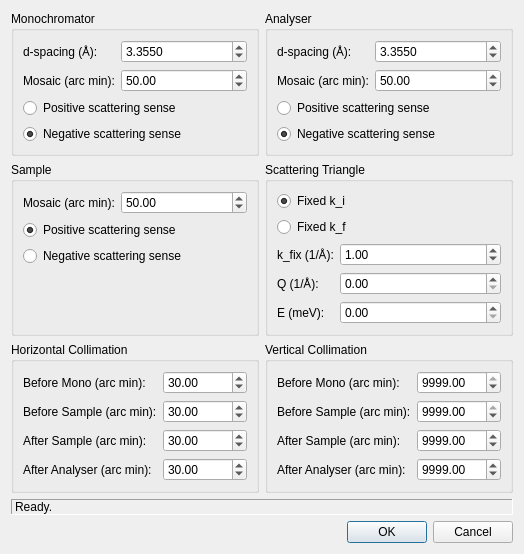
This is ui/reso.ui in tweber-ill/frm_mirror-miezetools as Qt 5 draws it before an edit. The edited form follows.
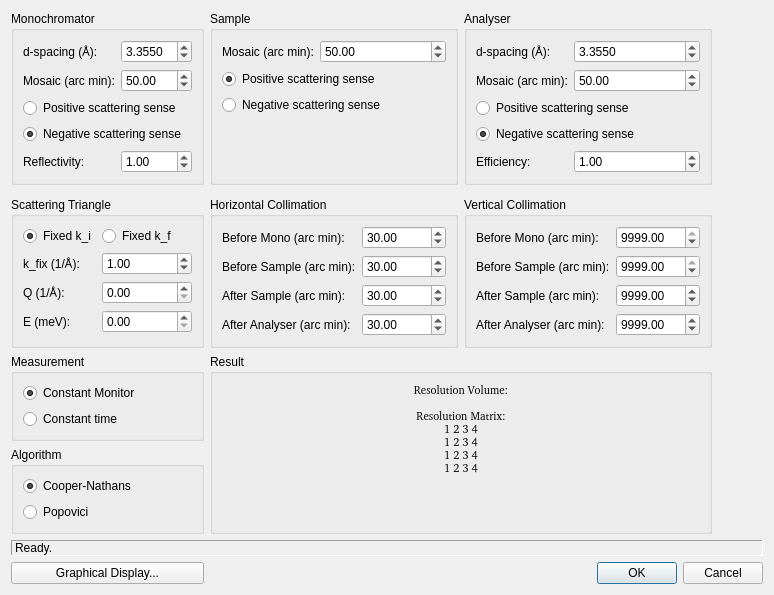
This is the edited form.

Commit message: further work on resolution

What changed in the file:
```diff
--- a/ui/reso.ui
+++ b/ui/reso.ui
@@ -6,37 +6,109 @@
    <rect>
     <x>0</x>
     <y>0</y>
-    <width>480</width>
-    <height>503</height>
+    <width>774</width>
+    <height>550</height>
    </rect>
   </property>
   <property name="windowTitle">
    <string>Resolution</string>
   </property>
   <layout class="QGridLayout" name="gridLayout">
-   <item row="1" column="1">
+   <item row="2" column="2">
+    <widget class="QGroupBox" name="groupBox_6">
+     <property name="sizePolicy">
+      <sizepolicy hsizetype="Preferred" vsizetype="Preferred">
+       <horstretch>0</horstretch>
+       <verstretch>0</verstretch>
+      </sizepolicy>
+     </property>
+     <property name="title">
+      <string>Vertical Collimation</string>
+     </property>
+     <layout class="QFormLayout" name="formLayout_6">
+      <item row="0" column="0">
+       <widget class="QLabel" name="label_20">
+        <property name="text">
+         <string>Before Mono (arc min):</string>
+        </property>
+       </widget>
+      </item>
+      <item row="0" column="1">
+       <widget class="QDoubleSpinBox" name="spinVCollMono">
+        <property name="maximum">
+         <double>9999.000000000000000</double>
+        </property>
+        <property name="value">
+         <double>9999.000000000000000</double>
+        </property>
+       </widget>
+      </item>
+      <item row="1" column="0">
+       <widget class="QLabel" name="label_17">
+        <property name="text">
+         <string>Before Sample (arc min):</string>
+        </property>
+       </widget>
+      </item>
+      <item row="1" column="1">
+       <widget class="QDoubleSpinBox" name="spinVCollBSample">
+        <property name="maximum">
+         <double>9999.000000000000000</double>
+        </property>
+        <property name="value">
+         <double>9999.000000000000000</double>
+        </property>
+       </widget>
+      </item>
+      <item row="2" column="0">
+       <widget class="QLabel" name="label_18">
+        <property name="text">
+         <string>After Sample (arc min):</string>
+        </property>
+       </widget>
+      </item>
+      <item row="2" column="1">
+       <widget class="QDoubleSpinBox" name="spinVCollASample">
+        <property name="maximum">
+         <double>99990000.000000000000000</double>
+        </property>
+        <property name="value">
+         <double>9999.000000000000000</double>
+        </property>
+       </widget>
+      </item>
+      <item row="3" column="0">
+       <widget class="QLabel" name="label_19">
+        <property name="text">
+         <string>After Analyser (arc min):</string>
+        </property>
+       </widget>
+      </item>
+      <item row="3" column="1">
+       <widget class="QDoubleSpinBox" name="spinVCollAna">
+        <property name="maximum">
+         <double>99990000.000000000000000</double>
+        </property>
+        <property name="value">
+         <double>9999.000000000000000</double>
+        </property>
+       </widget>
+      </item>
+     </layout>
+    </widget>
+   </item>
+   <item row="2" column="0">
     <widget class="QGroupBox" name="groupBox_4">
+     <property name="sizePolicy">
+      <sizepolicy hsizetype="Preferred" vsizetype="Preferred">
+       <horstretch>0</horstretch>
+       <verstretch>0</verstretch>
+      </sizepolicy>
+     </property>
      <property name="title">
       <string>Scattering Triangle</string>
      </property>
      <layout class="QFormLayout" name="formLayout_4">
-      <item row="0" column="0" colspan="2">
-       <widget class="QRadioButton" name="radioFixedki">
-        <property name="text">
-         <string>Fixed k_i</string>
-        </property>
-        <property name="checked">
-         <bool>true</bool>
-        </property>
-       </widget>
-      </item>
-      <item row="1" column="0" colspan="2">
-       <widget class="QRadioButton" name="radioFixedkf">
-        <property name="text">
-         <string>Fixed k_f</string>
-        </property>
-       </widget>
-      </item>
       <item row="2" column="0">
        <widget class="QLabel" name="labelkfix">
         <property name="text">
@@ -71,74 +143,54 @@
       <item row="4" column="1">
        <widget class="QDoubleSpinBox" name="spinE"/>
       </item>
-     </layout>
-    </widget>
-   </item>
-   <item row="4" column="0" colspan="2">
-    <spacer name="verticalSpacer">
-     <property name="orientation">
-      <enum>Qt::Vertical</enum>
-     </property>
-     <property name="sizeHint" stdset="0">
-      <size>
-       <width>20</width>
-       <height>40</height>
-      </size>
-     </property>
-    </spacer>
-   </item>
-   <item row="1" column="0">
-    <widget class="QGroupBox" name="groupBox_3">
-     <property name="title">
-      <string>Sample</string>
-     </property>
-     <layout class="QFormLayout" name="formLayout_3">
-      <property name="fieldGrowthPolicy">
-       <enum>QFormLayout::AllNonFixedFieldsGrow</enum>
-      </property>
       <item row="0" column="0">
-       <widget class="QLabel" name="label_6">
+       <widget class="QRadioButton" name="radioFixedki">
         <property name="text">
-         <string>Mosaic (arc min):</string>
-        </property>
-       </widget>
-      </item>
-      <item row="0" column="1">
-       <widget class="QDoubleSpinBox" name="spinSampleMosaic">
-        <property name="maximum">
-         <double>999.000000000000000</double>
-        </property>
-        <property name="value">
-         <double>50.000000000000000</double>
-        </property>
-       </widget>
-      </item>
-      <item row="1" column="0" colspan="2">
-       <widget class="QRadioButton" name="radioSampleScatterPlus">
-        <property name="text">
-         <string>Positive scattering sense</string>
+         <string>Fixed k_i</string>
         </property>
         <property name="checked">
          <bool>true</bool>
         </property>
        </widget>
       </item>
-      <item row="2" column="0" colspan="2">
-       <widget class="QRadioButton" name="radioSampleScatterMinus">
+      <item row="0" column="1">
+       <widget class="QRadioButton" name="radioFixedkf">
         <property name="text">
-         <string>Negative scattering sense</string>
+         <string>Fixed k_f</string>
         </property>
        </widget>
       </item>
      </layout>
     </widget>
    </item>
-   <item row="0" column="1">
+   <item row="8" column="0" colspan="4">
+    <widget class="QLabel" name="labelStatus">
+     <property name="frameShape">
+      <enum>QFrame::Panel</enum>
+     </property>
+     <property name="frameShadow">
+      <enum>QFrame::Sunken</enum>
+     </property>
+     <property name="text">
+      <string>Ready.</string>
+     </property>
+    </widget>
+   </item>
+   <item row="0" column="2">
     <widget class="QGroupBox" name="groupBox_2">
+     <property name="sizePolicy">
+      <sizepolicy hsizetype="Preferred" vsizetype="Preferred">
+       <horstretch>0</horstretch>
+       <verstretch>0</verstretch>
+      </sizepolicy>
+     </property>
      <property name="title">
       <string>Analyser</string>
      </property>
      <layout class="QFormLayout" name="formLayout_2">
+      <property name="fieldGrowthPolicy">
+       <enum>QFormLayout::AllNonFixedFieldsGrow</enum>
+      </property>
       <item row="0" column="0">
        <widget class="QLabel" name="label_3">
         <property name="text">
@@ -176,7 +228,7 @@
         </property>
        </widget>
       </item>
-      <item row="2" column="0" colspan="2">
+      <item row="3" column="0" colspan="2">
        <widget class="QRadioButton" name="radioAnaScatterPlus">
         <property name="text">
          <string>Positive scattering sense</string>
@@ -186,7 +238,7 @@
         </property>
        </widget>
       </item>
-      <item row="3" column="0" colspan="2">
+      <item row="4" column="0" colspan="2">
        <widget class="QRadioButton" name="radioAnaScatterMinus">
         <property name="text">
          <string>Negative scattering sense</string>
@@ -196,11 +248,31 @@
         </property>
        </widget>
       </item>
+      <item row="5" column="0">
+       <widget class="QLabel" name="label_13">
+        <property name="text">
+         <string>Efficiency:</string>
+        </property>
+       </widget>
+      </item>
+      <item row="5" column="1">
+       <widget class="QDoubleSpinBox" name="spinAnaEffic">
+        <property name="value">
+         <double>1.000000000000000</double>
+        </property>
+       </widget>
+      </item>
      </layout>
     </widget>
    </item>
    <item row="0" column="0">
     <widget class="QGroupBox" name="groupBox">
+     <property name="sizePolicy">
+      <sizepolicy hsizetype="Preferred" vsizetype="Preferred">
+       <horstretch>0</horstretch>
+       <verstretch>0</verstretch>
+      </sizepolicy>
+     </property>
      <property name="title">
       <string>Monochromator</string>
      </property>
@@ -262,11 +334,109 @@
         </property>
        </widget>
       </item>
+      <item row="4" column="1">
+       <widget class="QDoubleSpinBox" name="spinMonoRefl">
+        <property name="value">
+         <double>1.000000000000000</double>
+        </property>
+       </widget>
+      </item>
+      <item row="4" column="0">
+       <widget class="QLabel" name="label_5">
+        <property name="text">
+         <string>Reflectivity:</string>
+        </property>
+       </widget>
+      </item>
      </layout>
     </widget>
    </item>
-   <item row="2" column="0">
+   <item row="7" column="0" colspan="3">
+    <spacer name="verticalSpacer">
+     <property name="orientation">
+      <enum>Qt::Vertical</enum>
+     </property>
+     <property name="sizeHint" stdset="0">
+      <size>
+       <width>20</width>
+       <height>40</height>
+      </size>
+     </property>
+    </spacer>
+   </item>
+   <item row="0" column="3" rowspan="2">
+    <spacer name="horizontalSpacer">
+     <property name="orientation">
+      <enum>Qt::Horizontal</enum>
+     </property>
+     <property name="sizeHint" stdset="0">
+      <size>
+       <width>40</width>
+       <height>20</height>
+      </size>
+     </property>
+    </spacer>
+   </item>
+   <item row="0" column="1">
+    <widget class="QGroupBox" name="groupBox_3">
+     <property name="sizePolicy">
+      <sizepolicy hsizetype="Preferred" vsizetype="Preferred">
+       <horstretch>0</horstretch>
+       <verstretch>0</verstretch>
+      </sizepolicy>
+     </property>
+     <property name="title">
+      <string>Sample</string>
+     </property>
+     <layout class="QFormLayout" name="formLayout_3">
+      <property name="fieldGrowthPolicy">
+       <enum>QFormLayout::AllNonFixedFieldsGrow</enum>
+      </property>
+      <item row="0" column="0">
+       <widget class="QLabel" name="label_6">
+        <property name="text">
+         <string>Mosaic (arc min):</string>
+        </property>
+       </widget>
+      </item>
+      <item row="0" column="1">
+       <widget class="QDoubleSpinBox" name="spinSampleMosaic">
+        <property name="maximum">
+         <double>999.000000000000000</double>
+        </property>
+        <property name="value">
+         <double>50.000000000000000</double>
+        </property>
+       </widget>
+      </item>
+      <item row="1" column="0" colspan="2">
+       <widget class="QRadioButton" name="radioSampleScatterPlus">
+        <property name="text">
+         <string>Positive scattering sense</string>
+        </property>
+        <property name="checked">
+         <bool>true</bool>
+        </property>
+       </widget>
+      </item>
+      <item row="2" column="0" colspan="2">
+       <widget class="QRadioButton" name="radioSampleScatterMinus">
+        <property name="text">
+         <string>Negative scattering sense</string>
+        </property>
+       </widget>
+      </item>
+     </layout>
+    </widget>
+   </item>
+   <item row="2" column="1">
     <widget class="QGroupBox" name="groupBox_5">
+     <property name="sizePolicy">
+      <sizepolicy hsizetype="Preferred" vsizetype="Preferred">
+       <horstretch>0</horstretch>
+       <verstretch>0</verstretch>
+      </sizepolicy>
+     </property>
      <property name="title">
       <string>Horizontal Collimation</string>
      </property>
@@ -342,84 +512,99 @@
      </layout>
     </widget>
    </item>
-   <item row="2" column="1">
-    <widget class="QGroupBox" name="groupBox_6">
+   <item row="3" column="1" rowspan="2" colspan="2">
+    <widget class="QGroupBox" name="groupBox_9">
      <property name="title">
-      <string>Vertical Collimation</string>
+      <string>Result</string>
      </property>
-     <layout class="QFormLayout" name="formLayout_6">
-      <item row="0" column="0">
-       <widget class="QLabel" name="label_20">
+     <layout class="QFormLayout" name="formLayout_9">
+      <property name="fieldGrowthPolicy">
+       <enum>QFormLayout::AllNonFixedFieldsGrow</enum>
+      </property>
+      <item row="1" column="0" colspan="2">
+       <widget class="QLabel" name="labelResult">
+        <property name="font">
+         <font>
+          <family>DejaVu Sans Mono [unknown]</family>
+          <pointsize>8</pointsize>
+         </font>
+        </property>
         <property name="text">
-         <string>Before Mono (arc min):</string>
+         <string>Resolution Volume: 
+
+Resolution Matrix:
+1 2 3 4
+1 2 3 4
+1 2 3 4
+1 2 3 4</string>
         </property>
+        <property name="alignment">
+         <set>Qt::AlignCenter</set>
+        </property>
        </widget>
       </item>
-      <item row="0" column="1">
-       <widget class="QDoubleSpinBox" name="spinVCollMono">
-        <property name="maximum">
-         <double>9999.000000000000000</double>
+     </layout>
+    </widget>
+   </item>
+   <item row="3" column="0">
+    <widget class="QGroupBox" name="groupBox_7">
+     <property name="sizePolicy">
+      <sizepolicy hsizetype="Preferred" vsizetype="Preferred">
+       <horstretch>0</horstretch>
+       <verstretch>0</verstretch>
+      </sizepolicy>
+     </property>
+     <property name="title">
+      <string>Measurement</string>
+     </property>
+     <layout class="QFormLayout" name="formLayout_7">
+      <item row="0" column="0">
+       <widget class="QRadioButton" name="radioConstMon">
+        <property name="text">
+         <string>Constant Monitor</string>
         </property>
-        <property name="value">
-         <double>9999.000000000000000</double>
+        <property name="checked">
+         <bool>true</bool>
         </property>
        </widget>
       </item>
       <item row="1" column="0">
-       <widget class="QLabel" name="label_17">
+       <widget class="QRadioButton" name="radioConstTime">
         <property name="text">
-         <string>Before Sample (arc min):</string>
+         <string>Constant time</string>
         </property>
        </widget>
       </item>
-      <item row="1" column="1">
-       <widget class="QDoubleSpinBox" name="spinVCollBSample">
-        <property name="maximum">
-         <double>9999.000000000000000</double>
-        </property>
-        <property name="value">
-         <double>9999.000000000000000</double>
-        </property>
-       </widget>
-      </item>
-      <item row="2" column="0">
-       <widget class="QLabel" name="label_18">
+     </layout>
+    </widget>
+   </item>
+   <item row="4" column="0">
+    <widget class="QGroupBox" name="groupBox_8">
+     <property name="title">
+      <string>Algorithm</string>
+     </property>
+     <layout class="QFormLayout" name="formLayout_8">
+      <item row="0" column="0">
+       <widget class="QRadioButton" name="radioCN">
         <property name="text">
-         <string>After Sample (arc min):</string>
+         <string>Cooper-Nathans</string>
         </property>
-       </widget>
-      </item>
-      <item row="2" column="1">
-       <widget class="QDoubleSpinBox" name="spinVCollASample">
-        <property name="maximum">
-         <double>99990000.000000000000000</double>
+        <property name="checked">
+         <bool>true</bool>
         </property>
-        <property name="value">
-         <double>9999.000000000000000</double>
-        </property>
        </widget>
       </item>
-      <item row="3" column="0">
-       <widget class="QLabel" name="label_19">
+      <item row="1" column="0">
+       <widget class="QRadioButton" name="radioPop">
         <property name="text">
-         <string>After Analyser (arc min):</string>
+         <string>Popovici</string>
         </property>
        </widget>
       </item>
-      <item row="3" column="1">
-       <widget class="QDoubleSpinBox" name="spinVCollAna">
-        <property name="maximum">
-         <double>99990000.000000000000000</double>
-        </property>
-        <property name="value">
-         <double>9999.000000000000000</double>
-        </property>
-       </widget>
-      </item>
      </layout>
     </widget>
    </item>
-   <item row="5" column="0" colspan="2">
+   <item row="9" column="1" colspan="3">
     <widget class="QDialogButtonBox" name="buttonBox">
      <property name="orientation">
       <enum>Qt::Horizontal</enum>
@@ -429,16 +614,10 @@
      </property>
     </widget>
    </item>
-   <item row="3" column="0" colspan="2">
-    <widget class="QLabel" name="labelStatus">
-     <property name="frameShape">
-      <enum>QFrame::Panel</enum>
-     </property>
-     <property name="frameShadow">
-      <enum>QFrame::Sunken</enum>
-     </property>
+   <item row="9" column="0">
+    <widget class="QPushButton" name="btnGraphics">
      <property name="text">
-      <string>Ready.</string>
+      <string>Graphical Display...</string>
      </property>
     </widget>
    </item>
```
Left out of the diff: 5 changed lines with no effect on the pictures. The commit also changes 3 other files.
